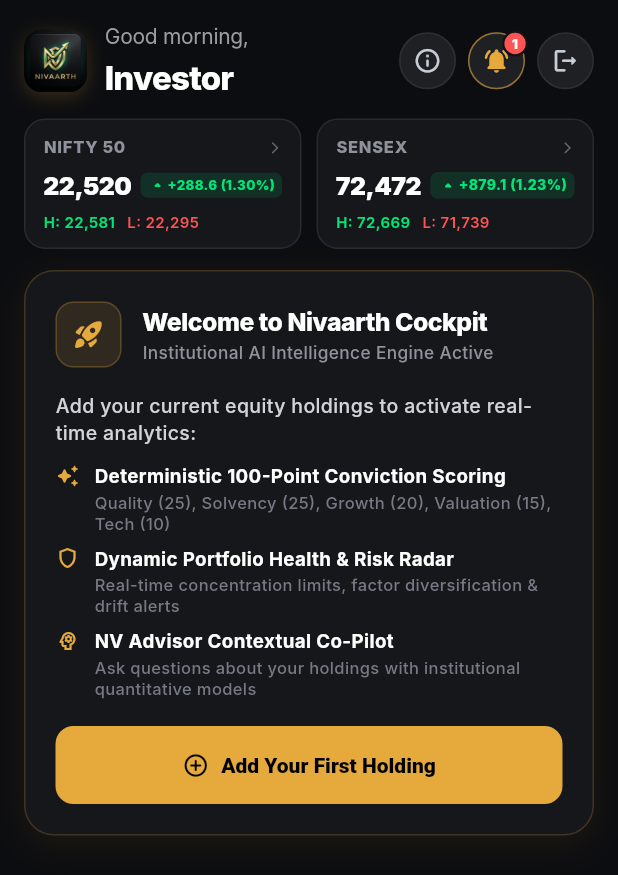
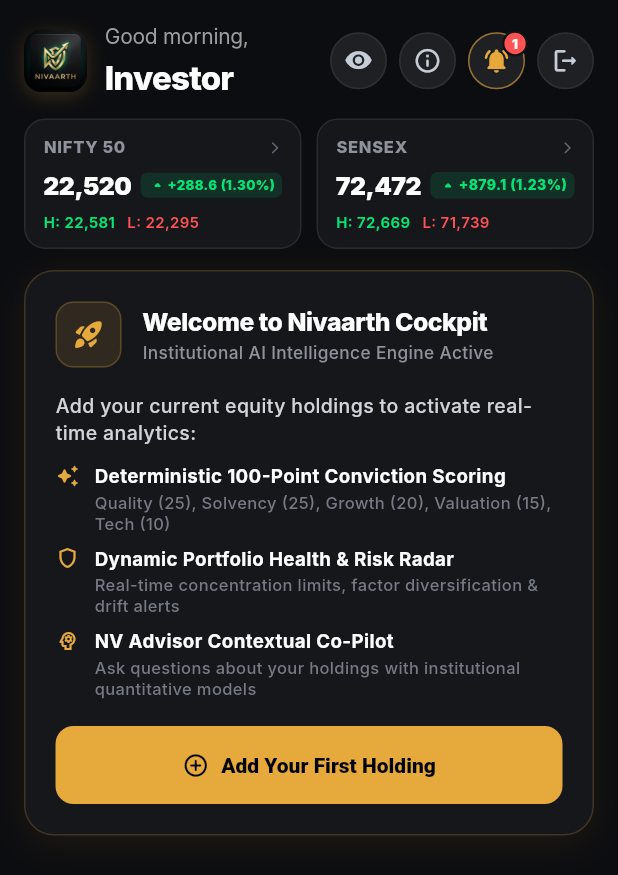
Before and after one commit to sakagg1211-design/nivaarth, a Flutter app: the DashboardPage screen opened directly, on a phone screen of 412 x 824 dp. Shown: the top 875 px of the screen. Run offline on Flutter 3.47's test engine with Material 3 defaults, Android fonts, the phone set to English and light mode, and no system bars; our stand-ins replace fl_chart, flutter_riverpod, package_info_plus, shared_preferences, supabase_flutter; accounts and stored records are empty; network calls fail; Roboto replaces fonts that are missing (Inter).

Commit message:
feat: implement interactive Privacy Mode toggle, clear conviction labeling, and bump version to 1.0.4+5

```diff
--- /dev/null
+++ b/lib/providers/privacy_provider.dart
@@ -0,0 +1,5 @@
+import 'package:flutter_riverpod/flutter_riverpod.dart';
+
+/// Global privacy mode provider.
+/// When true, financial values (current value, invested amount, P&L) are masked with bullets.
+final privacyModeProvider = StateProvider<bool>((ref) => false);
--- a/lib/screens/dashboard/dashboard_page.dart
+++ b/lib/screens/dashboard/dashboard_page.dart
@@ -155,7 +155,7 @@
                                   todayPnL: data.todayPnL,
                                   todayReturnPercent: data.todayReturnPercent,
                                   holdings: data.totalStocks,
-                                  aiConfidence: 74,
+                                  aiConfidence: data.aiRecommendation.confidence.toDouble(),
                                   isMarketOpen: isMarketOpen,
                                   unpricedHoldings: data.unpricedStocks,
                                   staleHoldings: data.staleStocks,
--- a/lib/screens/dashboard/widgets/ai_briefing_card.dart
+++ b/lib/screens/dashboard/widgets/ai_briefing_card.dart
@@ -77,10 +77,10 @@
                   border: Border.all(color: const Color(0x33E5A93C)),
                 ),
                 child: Text(
-                  '${ai.confidence}%',
+                  '${ai.confidence}% Confidence',
                   style: const TextStyle(
                     color: Color(0xFFE5A93C),
-                    fontSize: 12,
+                    fontSize: 11,
                     fontWeight: FontWeight.w800,
                   ),
                 ),
--- a/lib/screens/dashboard/widgets/dashboard_header.dart
+++ b/lib/screens/dashboard/widgets/dashboard_header.dart
@@ -10,6 +10,7 @@
 import '../../../providers/alerts_provider.dart';
 import '../../../providers/dashboard_provider.dart';
 import '../../../providers/live_portfolio_provider.dart';
+import '../../../providers/privacy_provider.dart';
 import '../../../providers/watchlist_provider.dart';
 import '../../../services/auth_service.dart';
 import '../../login/welcome_screen.dart';
@@ -409,6 +410,7 @@
     final displayName = _getUserDisplayName();
     final alertsAsync = ref.watch(alertsProvider);
     final unreadCount = alertsAsync.value?.where((a) => !a.isRead).length ?? 0;
+    final isPrivacy = ref.watch(privacyModeProvider);
 
     String greeting;
     if (hour < 12) {
@@ -473,7 +475,15 @@
             ],
           ),
         ),
-        const SizedBox(width: 12),
+        const SizedBox(width: 8),
+        // Action 0: Privacy Mode Toggle
+        _HeaderIconButton(
+          icon: isPrivacy ? Icons.visibility_off_rounded : Icons.visibility_rounded,
+          tooltip: isPrivacy ? 'Show Values' : 'Hide Values (Privacy Mode)',
+          iconColor: isPrivacy ? const Color(0xFFE5A93C) : null,
+          onTap: () => ref.read(privacyModeProvider.notifier).update((s) => !s),
+        ),
+        const SizedBox(width: 8),
         // Action 1: Info / Profile Menu
         _HeaderIconButton(
           icon: Icons.info_outline_rounded,
@@ -514,6 +524,7 @@
   final VoidCallback onTap;
   final bool hasBadge;
   final int badgeCount;
+  final Color? iconColor;
 
   const _HeaderIconButton({
     required this.icon,
@@ -521,6 +532,7 @@
     required this.onTap,
     this.hasBadge = false,
     this.badgeCount = 0,
+    this.iconColor,
   });
 
   @override
@@ -547,7 +559,7 @@
               child: Icon(
                 icon,
                 size: 19,
-                color: hasBadge ? const Color(0xFFE5A93C) : const Color(0xFFC7CDD6),
+                color: iconColor ?? (hasBadge ? const Color(0xFFE5A93C) : const Color(0xFFC7CDD6)),
               ),
             ),
             if (hasBadge)
--- a/pubspec.yaml
+++ b/pubspec.yaml
@@ -16,7 +16,7 @@
 # https://developer.apple.com/library/archive/documentation/General/Reference/InfoPlistKeyReference/Articles/CoreFoundationKeys.html
 # In Windows, build-name is used as the major, minor, and patch parts
 # of the product and file versions while build-number is used as the build suffix.
-version: 1.0.3+4
+version: 1.0.4+5
 
 environment:
   sdk: ^3.12.2
```
Also changed, not shown: lib/screens/dashboard/widgets/portfolio_hero_card.dart (+12 -5 lines), lib/screens/portfolio/portfolio_page.dart (+15 -4 lines), lib/widgets/portfolio_card.dart (+9 -5 lines).
